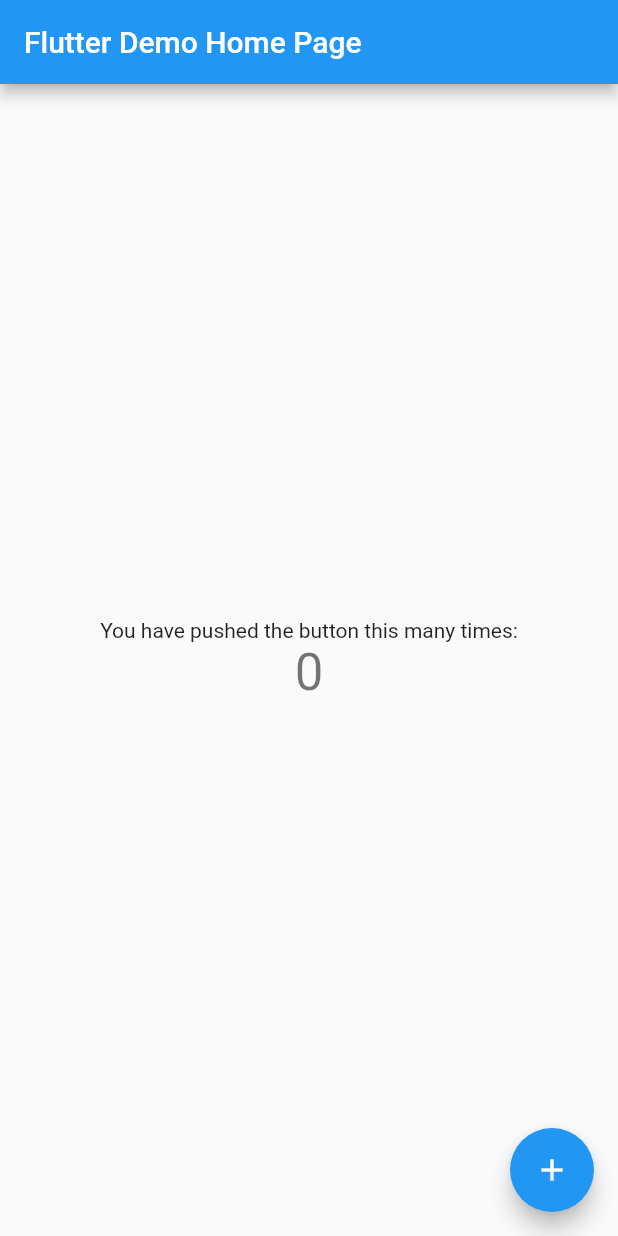
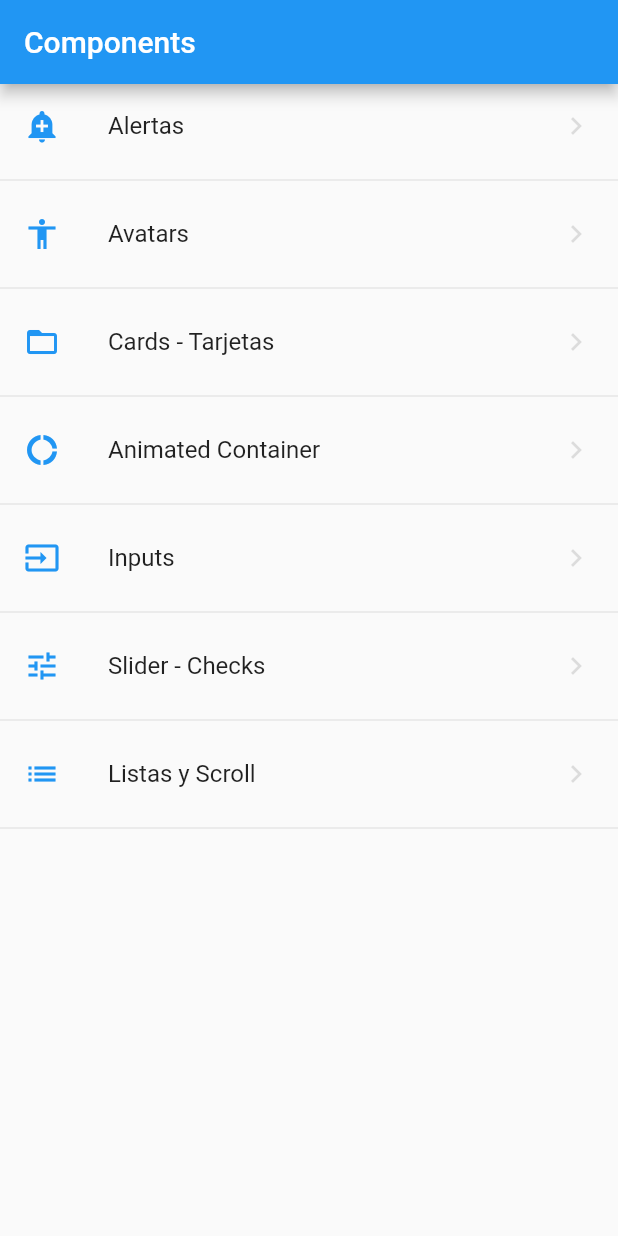
Before and after one commit to ZahiriNatZuke/Flutter-Example-Project, a Flutter app: the screen it shows after launch, on a phone screen of 412 x 824 dp. Run offline on Flutter 3.47's test engine with Material 2 defaults, Android fonts, the phone set to English and light mode, and no system bars.

Commit message:
First three views done

```diff
--- /dev/null
+++ b/data/menu_opts.json
@@ -0,0 +1,40 @@
+{
+    "nombreApp" : "Componentes",
+    "rutas" : [
+        {
+            "ruta" : "alert",
+            "icon" : "add_alert",
+            "texto": "Alertas"
+        },
+        {
+            "ruta" : "avatar",
+            "icon" : "accessibility",
+            "texto": "Avatars"
+        },
+        {
+            "ruta" : "card",
+            "icon" : "folder_open",
+            "texto": "Cards - Tarjetas"
+        },
+        {
+            "ruta" : "animatedContainer",
+            "icon" : "donut_large",
+            "texto": "Animated Container"
+        },
+        {
+            "ruta" : "inputs",
+            "icon" : "input",
+            "texto": "Inputs"
+        },
+        {
+            "ruta" : "slider",
+            "icon" : "tune",
+            "texto": "Slider - Checks"
+        },
+        {
+            "ruta" : "list",
+            "icon" : "list",
+            "texto": "Listas y Scroll"
+        }
+    ]
+}
--- a/lib/main.dart
+++ b/lib/main.dart
@@ -1,115 +1,22 @@
 import 'package:flutter/material.dart';
+import 'package:app/src/routes/routes.dart';
+import 'package:app/src/presentation/views/alert_page.dart';
 
-void main() {
-  runApp(const MyApp());
-}
+void main() => runApp(const MyApp());
 
 class MyApp extends StatelessWidget {
   const MyApp({Key? key}) : super(key: key);
 
-  // This widget is the root of your application.
   @override
   Widget build(BuildContext context) {
     return MaterialApp(
-      title: 'Flutter Demo',
-      theme: ThemeData(
-        // This is the theme of your application.
-        //
-        // Try running your application with "flutter run". You'll see the
-        // application has a blue toolbar. Then, without quitting the app, try
-        // changing the primarySwatch below to Colors.green and then invoke
-        // "hot reload" (press "r" in the console where you ran "flutter run",
-        // or simply save your changes to "hot reload" in a Flutter IDE).
-        // Notice that the counter didn't reset back to zero; the application
-        // is not restarted.
-        primarySwatch: Colors.blue,
-      ),
-      home: const MyHomePage(title: 'Flutter Demo Home Page'),
+      debugShowCheckedModeBanner: false,
+      title: 'Components Temp',
+      initialRoute: '/',
+      routes: getRoutes(),
+      onGenerateRoute: (settings) {
+        return MaterialPageRoute(builder: (context) => const AlertPage());
+      },
     );
   }
 }
-
-class MyHomePage extends StatefulWidget {
-  const MyHomePage({Key? key, required this.title}) : super(key: key);
-
-  // This widget is the home page of your application. It is stateful, meaning
-  // that it has a State object (defined below) that contains fields that affect
-  // how it looks.
-
-  // This class is the configuration for the state. It holds the values (in this
-  // case the title) provided by the parent (in this case the App widget) and
-  // used by the build method of the State. Fields in a Widget subclass are
-  // always marked "final".
-
-  final String title;
-
-  @override
-  State<MyHomePage> createState() => _MyHomePageState();
-}
-
-class _MyHomePageState extends State<MyHomePage> {
-  int _counter = 0;
-
-  void _incrementCounter() {
-    setState(() {
-      // This call to setState tells the Flutter framework that something has
-      // changed in this State, which causes it to rerun the build method below
-      // so that the display can reflect the updated values. If we changed
-      // _counter without calling setState(), then the build method would not be
-      // called again, and so nothing would appear to happen.
-      _counter++;
-    });
-  }
-
-  @override
-  Widget build(BuildContext context) {
-    // This method is rerun every time setState is called, for instance as done
-    // by the _incrementCounter method above.
-    //
-    // The Flutter framework has been optimized to make rerunning build methods
-    // fast, so that you can just rebuild anything that needs updating rather
-    // than having to individually change instances of widgets.
-    return Scaffold(
-      appBar: AppBar(
-        // Here we take the value from the MyHomePage object that was created by
-        // the App.build method, and use it to set our appbar title.
-        title: Text(widget.title),
-      ),
-      body: Center(
-        // Center is a layout widget. It takes a single child and positions it
-        // in the middle of the parent.
-        child: Column(
-          // Column is also a layout widget. It takes a list of children and
-          // arranges them vertically. By default, it sizes itself to fit its
-          // children horizontally, and tries to be as tall as its parent.
-          //
-          // Invoke "debug painting" (press "p" in the console, choose the
-          // "Toggle Debug Paint" action from the Flutter Inspector in Android
-          // Studio, or the "Toggle Debug Paint" command in Visual Studio Code)
-          // to see the wireframe for each widget.
-          //
-          // Column has various properties to control how it sizes itself and
-          // how it positions its children. Here we use mainAxisAlignment to
-          // center the children vertically; the main axis here is the vertical
-          // axis because Columns are vertical (the cross axis would be
-          // horizontal).
-          mainAxisAlignment: MainAxisAlignment.center,
-          children: <Widget>[
-            const Text(
-              'You have pushed the button this many times:',
-            ),
-            Text(
-              '$_counter',
-              style: Theme.of(context).textTheme.headline4,
-            ),
-          ],
-        ),
-      ),
-      floatingActionButton: FloatingActionButton(
-        onPressed: _incrementCounter,
-        tooltip: 'Increment',
-        child: const Icon(Icons.add),
-      ), // This trailing comma makes auto-formatting nicer for build methods.
-    );
-  }
-}
--- /dev/null
+++ b/lib/src/presentation/views/home_page.dart
@@ -0,0 +1,51 @@
+import 'package:flutter/material.dart';
+import 'package:app/src/providers/menu_provider.dart';
+import 'package:app/src/utils/icon_string_util.dart';
+
+class HomePage extends StatelessWidget {
+  const HomePage({Key? key}) : super(key: key);
+
+  @override
+  Widget build(BuildContext context) {
+    return Scaffold(
+      appBar: AppBar(
+        title: const Text('Components'),
+      ),
+      body: _list(),
+    );
+  }
+
+  Widget _list() {
+    return FutureBuilder(
+      future: menuProvider.loadData(),
+      initialData: const [],
+      builder: (context, AsyncSnapshot<List<dynamic>> snapshot) {
+        return ListView(children: _listItem(snapshot.requireData, context));
+      },
+    );
+  }
+
+  List<Widget> _listItem(List<dynamic> data, BuildContext context) {
+    final List<Widget> options = [];
+
+    for (var element in data) {
+      final widget = ListTile(
+        title: Text(element['texto']),
+        leading: getIcon(element['icon']),
+        trailing: const Icon(
+          Icons.keyboard_arrow_right,
+          color: Colors.black12,
+        ),
+        onTap: () {
+          Navigator.pushNamed(context, element['ruta']);
+        },
+      );
+
+      options
+        ..add(widget)
+        ..add(const Divider());
+    }
+
+    return options;
+  }
+}
--- /dev/null
+++ b/lib/src/routes/routes.dart
@@ -0,0 +1,14 @@
+import 'package:app/src/presentation/views/card_page.dart';
+import 'package:flutter/material.dart';
+import 'package:app/src/presentation/views/alert_page.dart';
+import 'package:app/src/presentation/views/avatar_page.dart';
+import 'package:app/src/presentation/views/home_page.dart';
+
+Map<String, WidgetBuilder> getRoutes() {
+  return <String, WidgetBuilder>{
+    '/': (BuildContext context) => const HomePage(),
+    'alert': (BuildContext context) => const AlertPage(),
+    'avatar': (BuildContext context) => const AvatarPage(),
+    'card': (BuildContext context) => const CardPage(),
+  };
+}
--- a/pubspec.yaml
+++ b/pubspec.yaml
@@ -58,9 +58,9 @@ flutter:
   uses-material-design: true
 
   # To add assets to your application, add an assets section, like this:
-  # assets:
-  #   - images/a_dot_burr.jpeg
-  #   - images/a_dot_ham.jpeg
+  assets:
+    - data/menu_opts.json
+    - assets/jar-loading.gif
 
   # An image asset can refer to one or more resolution-specific "variants", see
   # https://flutter.dev/assets-and-images/#resolution-aware.
```
Also changed, not shown: lib/src/presentation/views/alert_page.dart (added, +20 -0 lines), lib/src/presentation/views/avatar_page.dart (added, +14 -0 lines), lib/src/presentation/views/card_page.dart (added, +115 -0 lines), lib/src/providers/menu_provider.dart (added, +17 -0 lines), lib/src/utils/icon_string_util.dart (added, +15 -0 lines), assets/jar-loading.gif (added).
